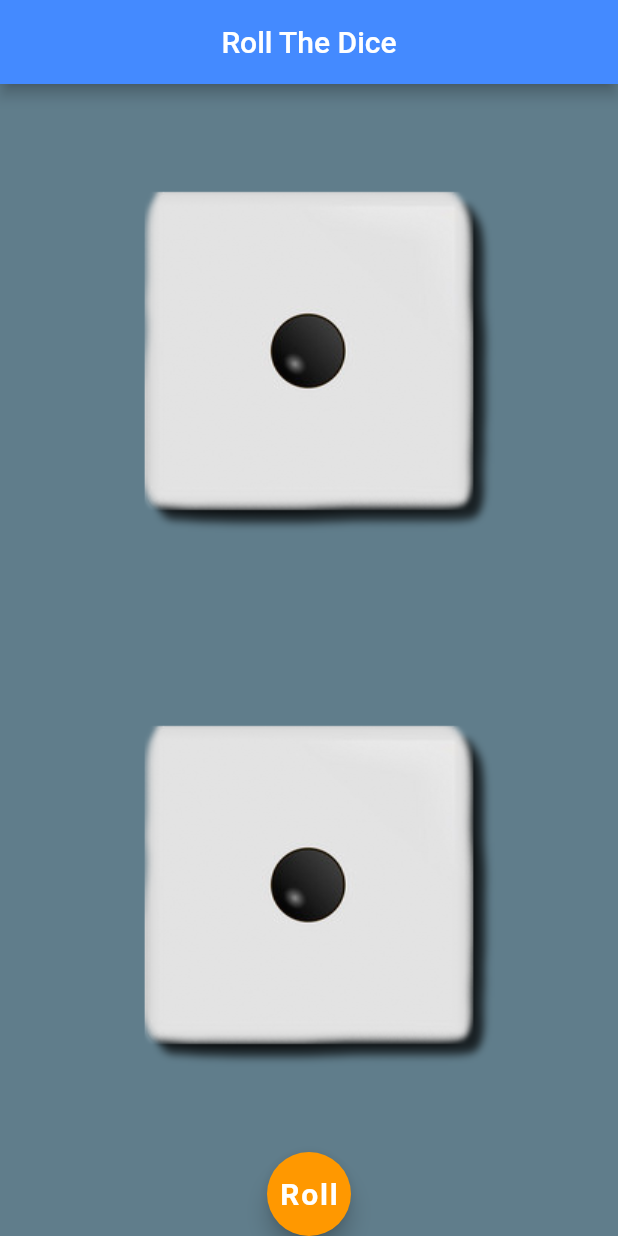
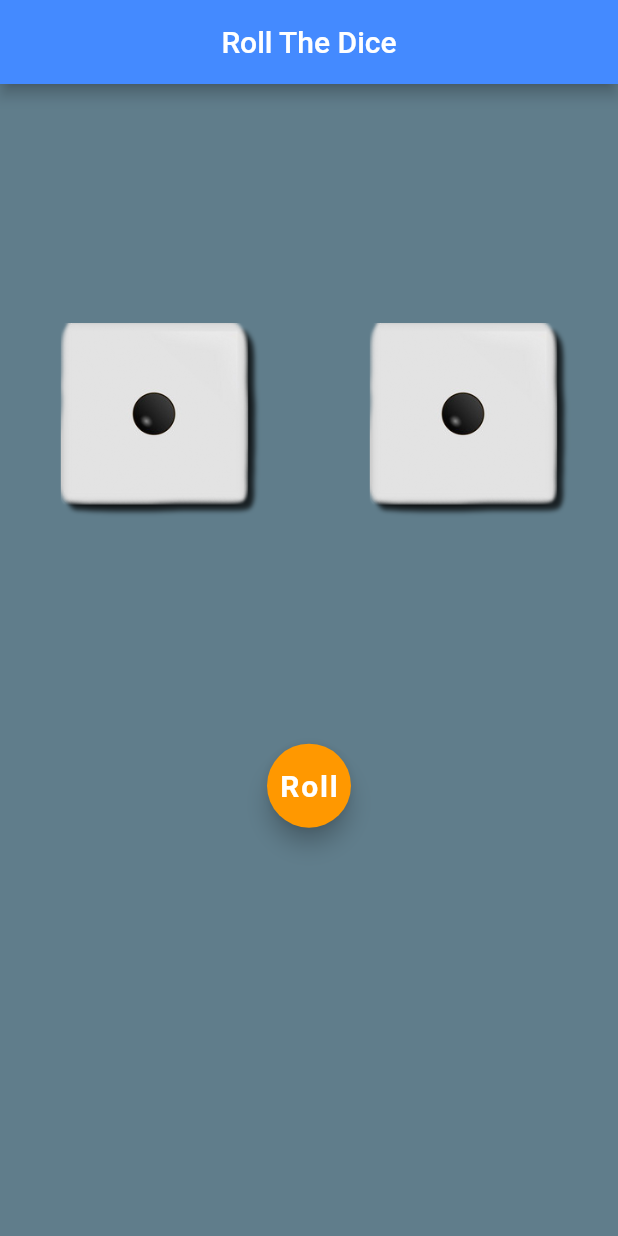
Before and after one commit to agbalaji66/Roll_The_Dice, a Flutter app: the screen it shows after launch, on a phone screen of 412 x 824 dp. Run offline on Flutter 3.47's test engine with Material 2 defaults, Android fonts, the phone set to English and light mode, and no system bars.

Commit message:
Add files via upload

```diff
--- a/lib/main.dart
+++ b/lib/main.dart
@@ -47,18 +47,28 @@ class _DicePageState extends State<DicePage> {
 
   @override
   Widget build(BuildContext context) {
-    return Center(
+    return Container(
+      child: Center(
         child: Column(
           children: <Widget>[
+            SizedBox(
+              width: 140.0,
+              height: 140.0,
+            ),
+            Row(
+              children: [
                 Expanded(
                   child: Image.asset('images/dice$leftDiceNumber.png'),
                 ),
                 Expanded(
                   child: Image.asset('images/dice$rightDiceNumber.png'),
                 ),
-          Column(
-            crossAxisAlignment: CrossAxisAlignment.start,
-            children: [
+              ],
+            ),
+            SizedBox(
+              width: 140.0,
+              height: 140.0,
+            ),
             Center(
               child: FloatingActionButton(
                 child: Text(
@@ -82,7 +92,6 @@ class _DicePageState extends State<DicePage> {
             ),
           ],
         ),
-        ],
       ),
     );
   }
```
Also changed, not shown: 1 other file. Lines whose indentation alone changed are shown as unchanged.
